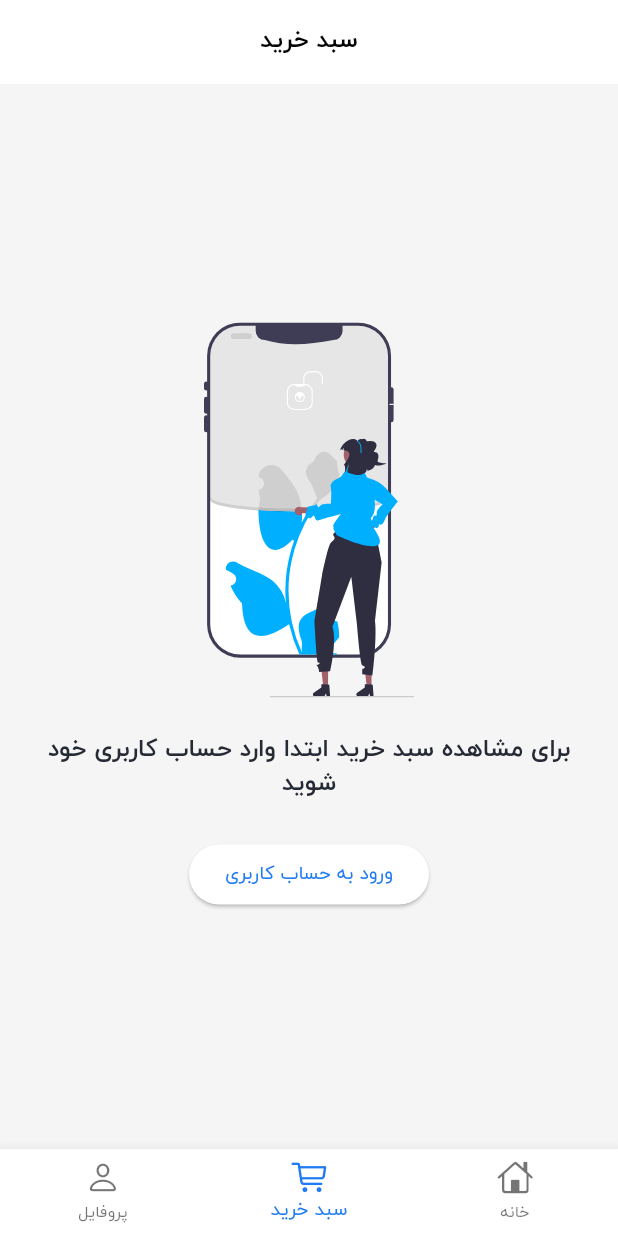
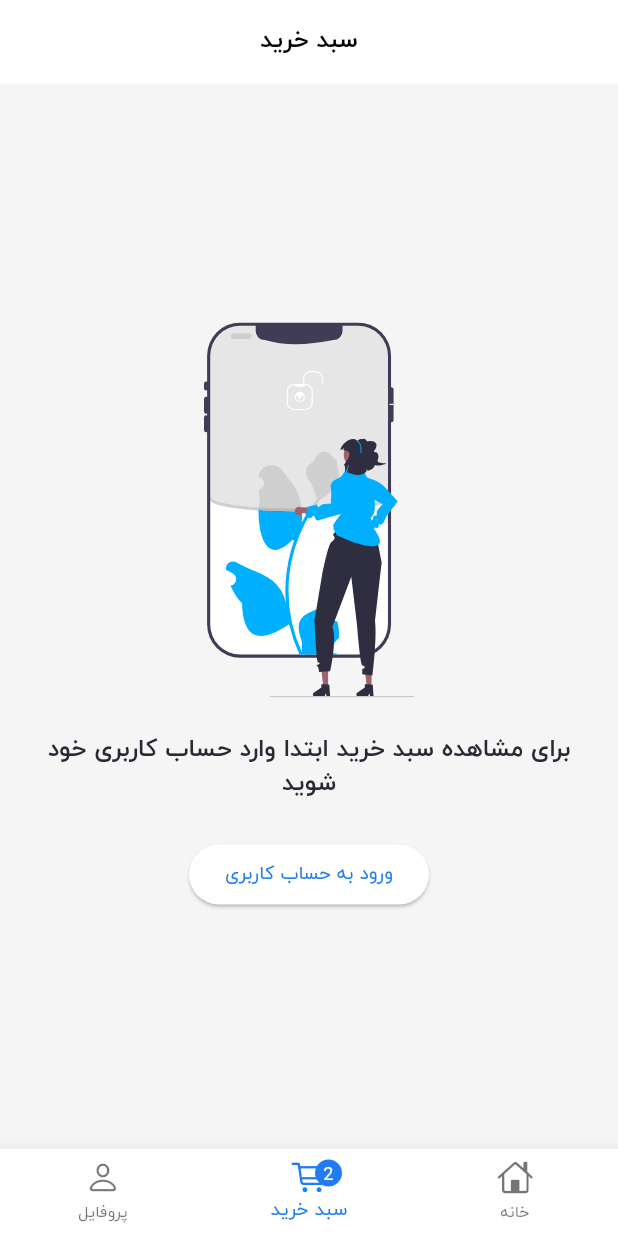
Before and after one commit to amir9877h/shop_flutter, a Flutter app: the screen it shows after launch, item 2 of the bottom bar chosen, on a phone screen of 412 x 824 dp. Run offline on Flutter 3.47's test engine with Material 3 defaults, Android fonts, the phone set to English and light mode, and no system bars; our stand-ins replace bloc, cached_network_image, dio, equatable, flutter_bloc, flutter_svg and 3 more; network calls fail.

Commit message:
add badge widget

```diff
--- a/lib/ui/root.dart
+++ b/lib/ui/root.dart
@@ -4,6 +4,7 @@ import 'package:flutter/services.dart';
 import 'package:shop_flutter/data/repo/auth_repository.dart';
 import 'package:shop_flutter/ui/cart/cart.dart';
 import 'package:shop_flutter/ui/home/home.dart';
+import 'package:shop_flutter/ui/widgets/cart_badge.dart';
 
 const int homeIndex = 0;
 const int cartIndex = 1;
@@ -74,7 +75,19 @@ class _RootScreenState extends State<RootScreen> {
             BottomNavigationBarItem(
                 icon: Icon(CupertinoIcons.home), label: 'خانه'),
             BottomNavigationBarItem(
-                icon: Icon(CupertinoIcons.cart), label: 'سبد خرید'),
+                icon: Stack(
+                  clipBehavior: Clip.none,
+                  children: [
+                    Icon(CupertinoIcons.cart),
+                    Positioned(
+                      right: -10,
+                      child: CartBadge(
+                        value: 2,
+                      ),
+                    )
+                  ],
+                ),
+                label: 'سبد خرید'),
             BottomNavigationBarItem(
                 icon: Icon(CupertinoIcons.person), label: 'پروفایل'),
           ],
--- /dev/null
+++ b/lib/ui/widgets/cart_badge.dart
@@ -0,0 +1,27 @@
+import 'package:flutter/material.dart';
+
+class CartBadge extends StatelessWidget {
+  final int value;
+
+  const CartBadge({super.key, required this.value});
+  @override
+  Widget build(BuildContext context) {
+    return Visibility(
+      visible: value > 0,
+      child: Container(
+        width: 18,
+        height: 18,
+        alignment: Alignment.center,
+        decoration: BoxDecoration(
+            color: Theme.of(context).colorScheme.primary,
+            shape: BoxShape.circle),
+        child: Text(
+          textAlign: TextAlign.center,
+          value.toString(),
+          style: TextStyle(
+              color: Theme.of(context).colorScheme.onPrimary, fontSize: 12),
+        ),
+      ),
+    );
+  }
+}
```
